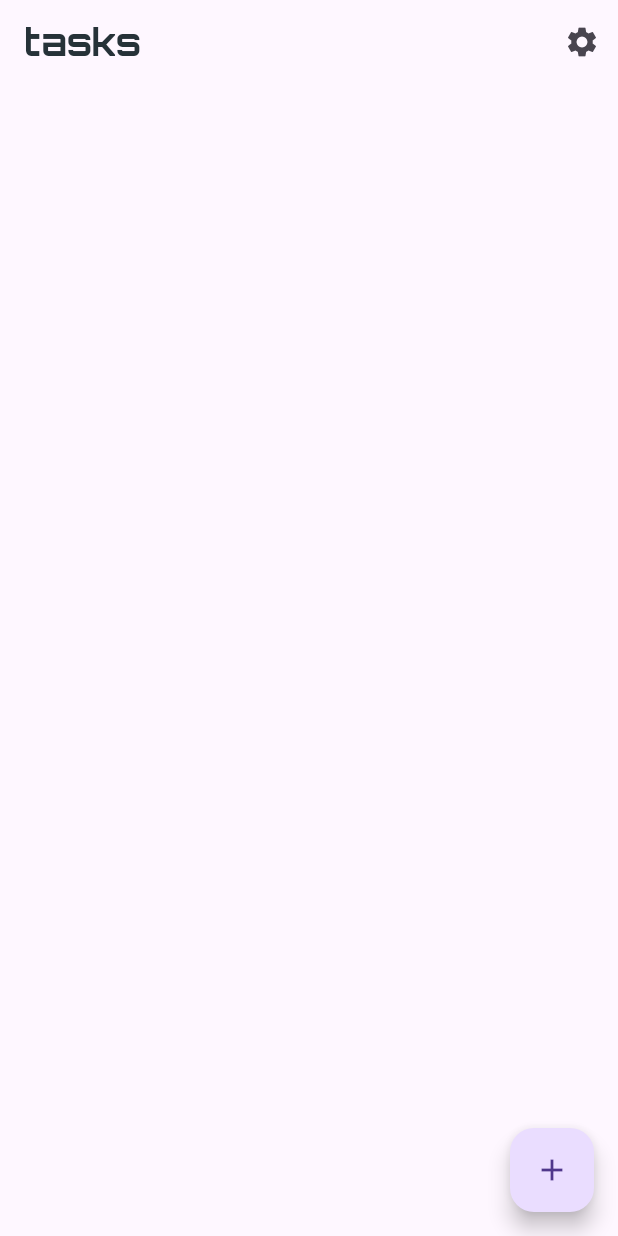
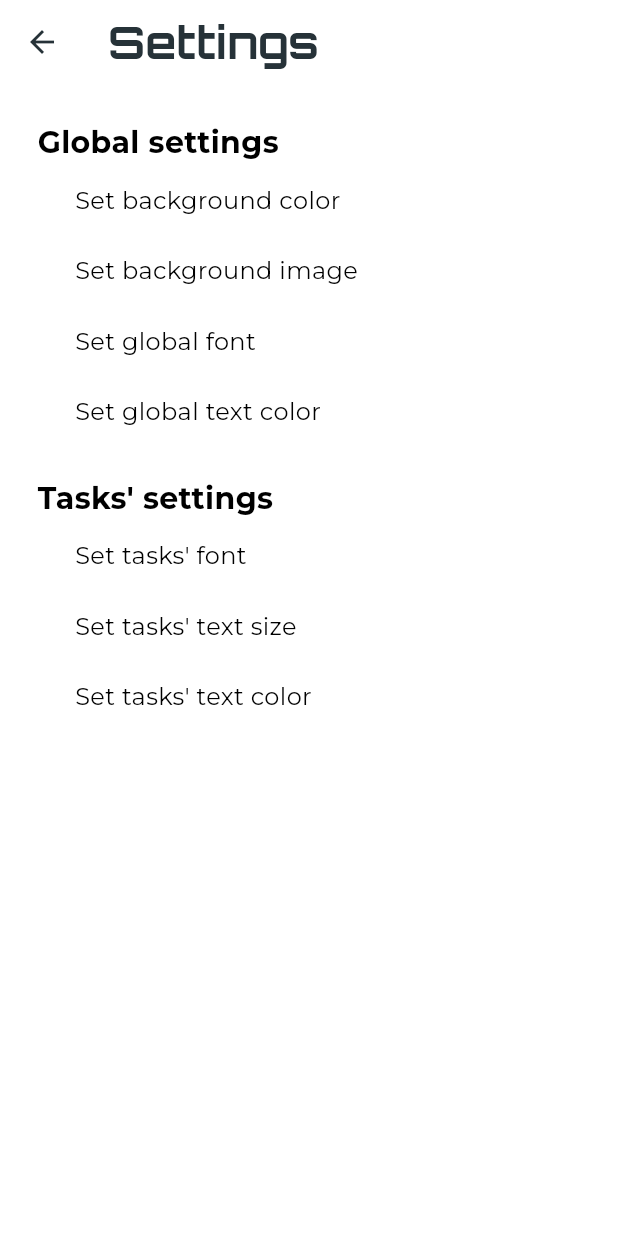
Before and after one commit to magaliek/todo, a Flutter app: the screen it shows after launch, after a tap on the "settings" icon, on a phone screen of 412 x 824 dp. Run offline on Flutter 3.47's test engine with Material 3 defaults, Android fonts, the phone set to English and light mode, and no system bars; our stand-ins replace flutter_colorpicker, google_fonts, image_picker.

Commit message:
did the settings

```diff
--- /dev/null
+++ b/lib/CustomScaffold.dart
@@ -0,0 +1,58 @@
+import 'package:flutter/material.dart';
+import 'package:provider/provider.dart';
+import 'app_settings.dart';
+import 'dart:io';
+
+class CustomScaffold extends StatelessWidget {
+  final PreferredSizeWidget? appBar;
+  final Widget body;
+  final Widget? floatingActionButton;
+
+  const CustomScaffold({
+    super.key,
+    this.appBar,
+    required this.body,
+    this.floatingActionButton
+  });
+
+  @override
+  Widget build(BuildContext context) {
+    final appSettings = context.watch<AppSettings>();
+
+    if (appSettings.backgroundImagePath.isNotEmpty) {
+      precacheImage(
+        FileImage(
+          File(appSettings.backgroundImagePath),
+        ),
+        context,
+      );
+    }
+
+    return Stack(
+      children: [
+        Positioned.fill(
+          child: appSettings.backgroundImagePath.isNotEmpty
+              ? Image.file(
+            File(appSettings.backgroundImagePath),
+            fit: BoxFit.cover,
+            color: const Color.fromRGBO(0, 0, 0, 0.4),
+            colorBlendMode: BlendMode.darken,
+          )
+              : Container(color: appSettings.backgroundColor),
+        ),
+        Scaffold(
+          backgroundColor: Colors.transparent,
+          extendBodyBehindAppBar: true,
+          appBar: appBar,
+          body: SafeArea(
+              child: SingleChildScrollView(
+                  child: body,
+              )
+          ),
+          floatingActionButton: floatingActionButton,
+        ),
+      ],
+    );
+
+  }
+}
--- /dev/null
+++ b/lib/app_settings.dart
@@ -0,0 +1,48 @@
+import 'package:flutter/material.dart';
+
+class AppSettings extends ChangeNotifier {
+  Color backgroundColor = Colors.white;
+  String backgroundImagePath = "";
+  String taskFont = "Montserrat";
+  double taskTextSize = 16;
+  Color taskTextColor = Colors.black;
+  String globalFont = "Orbitron";
+  Color? foregroundColor = Colors.blueGrey[900];
+
+  void setBackgroundColor(Color color) {
+    backgroundColor = color;
+    backgroundImagePath = "";
+    notifyListeners();
+  }
+
+  void setBackgroundImage(String imagePath) {
+    backgroundImagePath = imagePath;
+    backgroundColor = Colors.transparent;
+    notifyListeners();
+  }
+
+  void setTaskFont(String font) {
+    taskFont = font;
+    notifyListeners();
+  }
+
+  void setTaskTextSize(double textSize) {
+    taskTextSize = textSize;
+    notifyListeners();
+  }
+
+  void setTaskTextColor(Color color) {
+    taskTextColor = color;
+    notifyListeners();
+  }
+
+  void setGlobalFont(String font) {
+    globalFont = font;
+    notifyListeners();
+  }
+
+  void setForegroundColor(Color color) {
+    foregroundColor = color;
+    notifyListeners();
+  }
+}
--- a/lib/homepage.dart
+++ b/lib/homepage.dart
@@ -1,4 +1,9 @@
 import 'package:flutter/material.dart';
+import 'package:google_fonts/google_fonts.dart';
+import 'package:todo/app_settings.dart';
+import 'package:provider/provider.dart';
+import 'package:todo/settings_page.dart';
+import 'CustomScaffold.dart';
 
 
 class HomePage extends StatefulWidget {
@@ -8,8 +13,15 @@ class HomePage extends StatefulWidget {
   State<HomePage> createState() => _HomePageState();
 }
 
+class Task {
+  String task;
+  bool isDone;
+
+  Task(this.task, {this.isDone = false});
+}
+
 class _HomePageState extends State<HomePage> {
-  final List<String> _tasks = [];
+  final List<Task> _tasks = [];
 
   void _addTask() {
     final TextEditingController controller = TextEditingController();
@@ -25,7 +37,7 @@ class _HomePageState extends State<HomePage> {
             onSubmitted: (value) {
               if (value.trim().isNotEmpty) {
                 setState(() {
-                  _tasks.add(value);
+                  _tasks.add(Task(value));
                 });
                 Navigator.pop(context);
               }
@@ -37,7 +49,7 @@ class _HomePageState extends State<HomePage> {
   }
 
   void _editTask(index) {
-    final controller = TextEditingController(text: _tasks[index]);
+    final controller = TextEditingController(text: _tasks[index].task);
 
     showDialog(
       context: context,
@@ -48,7 +60,7 @@ class _HomePageState extends State<HomePage> {
             autofocus: true,
             onSubmitted: (value) {
               setState(() {
-                _tasks[index] = controller.text;
+                _tasks[index].task = controller.text;
               });
               Navigator.pop(context);
             },
@@ -60,14 +72,30 @@ class _HomePageState extends State<HomePage> {
 
   @override
   Widget build(BuildContext context) {
-    return Scaffold(
+    return CustomScaffold(
       appBar: AppBar(
         title: const Text('tasks'),
         actions: [
           IconButton(
             icon: Icon(Icons.settings),
             onPressed: () {
-              //go to settings page
+              Navigator.push(
+                context,
+                PageRouteBuilder(
+                  pageBuilder: (_,__,___) => const SettingsPage(),
+                  transitionsBuilder: (context, animation, secondaryAnimation, child) {
+                    final offsetAnimation = Tween<Offset>(
+                      begin: const Offset(1.0, 0.0),
+                      end: Offset.zero,
+                    ).animate(animation);
+
+                    return SlideTransition(
+                      position: offsetAnimation,
+                      child: child,
+                    );
+                  },
+                ),
+              );
             },
           ),
         ],
@@ -75,9 +103,11 @@ class _HomePageState extends State<HomePage> {
       body:
       Padding(
         padding: const EdgeInsets.all(8.0),
-        child: Column(
+        child: Consumer<AppSettings>(
+          builder: (context, settings, child) {
+            return Column(
               children: [
-            for (var i=0; i<_tasks.length; i++)
+                for (var i = 0; i < _tasks.length; i++)
                   Dismissible(
                     key: UniqueKey(),
                     direction: DismissDirection.endToStart,
@@ -95,27 +125,49 @@ class _HomePageState extends State<HomePage> {
                         ),
                         borderRadius: BorderRadius.circular(8),
                       ),
-                  padding: EdgeInsets.symmetric(horizontal: 20),
+                      padding: EdgeInsets.symmetric(horizontal: 8.0),
                       child: Icon(Icons.delete_outline, color: Colors.white),
                     ),
-                child: Row(
-                  children: [
-                    Expanded(
-                      child: Text(
-                        _tasks[i],
-                        softWrap: true,
+
+                    child: ListTile(
+                        contentPadding: EdgeInsets.only(left: 0, right: 0),
+                        leading: IconButton(
+                          icon: Icon(
+                            _tasks[i].isDone
+                                ? Icons.check_box_outlined
+                                : Icons.check_box_outline_blank_rounded,
+                            color: settings.taskTextColor,
+                          ),
+                          onPressed: () {
+                            setState(() {
+                              _tasks[i].isDone = !_tasks[i].isDone;
+                            });
+                          },
+                        ),
+
+                        title: Text(
+                          _tasks[i].task,
+                          style: GoogleFonts.getFont(
+                            settings.taskFont,
+                            fontSize: settings.taskTextSize,
+                            decoration: _tasks[i].isDone
+                                ? TextDecoration.lineThrough
+                                : TextDecoration.none,
+                            color: _tasks[i].isDone
+                                ? Colors.grey
+                                : settings.taskTextColor,
                           ),
                         ),
-                    IconButton(
+                        trailing: IconButton(
                           icon: Icon(Icons.edit_outlined),
-                      onPressed: () {
-                        _editTask(i);
-                      },
+                          onPressed: () => _editTask(i),
+                          color: settings.taskTextColor,
                         )
-                  ],
                     ),
                   ),
               ],
+            );
+          }
         ),
       ),
       floatingActionButton: FloatingActionButton(
--- a/lib/main.dart
+++ b/lib/main.dart
@@ -1,8 +1,17 @@
 import 'package:flutter/material.dart';
+import 'package:google_fonts/google_fonts.dart';
+import 'package:provider/provider.dart';
 import 'homepage.dart';
+import 'settings_page.dart';
+import 'app_settings.dart';
 
 void main() {
-  runApp(MyApp());
+  runApp(
+    ChangeNotifierProvider(
+      create: (_) => AppSettings(),
+      child: MyApp(),
+    )
+  );
 }
 
 class MyApp extends StatelessWidget {
@@ -10,22 +19,42 @@ class MyApp extends StatelessWidget {
 
   @override
   Widget build(BuildContext context) {
+    return Consumer<AppSettings> (
+      builder: (context, settings, child) {
         return MaterialApp(
           theme: ThemeData(
+            scaffoldBackgroundColor: settings.backgroundColor,
             appBarTheme: AppBarTheme(
-          titleTextStyle: TextStyle(
-            fontSize: 25,
+              elevation: 0,
+              backgroundColor: Colors.transparent,
+              foregroundColor: settings.foregroundColor,
+              titleTextStyle: GoogleFonts.getFont(
+                settings.globalFont,
                 fontWeight: FontWeight.bold,
-            color: Colors.blueGrey[900],
-            fontFamily: 'Orbitron',
+                color: settings.foregroundColor,
+                fontSize: 30,
               ),
+            ),
+
+            textTheme: GoogleFonts.getTextTheme(settings.taskFont).apply(
+              bodyColor: settings.taskTextColor,
+              displayColor: settings.foregroundColor,
+            ).copyWith(
+              bodyMedium: GoogleFonts.getFont(
+                settings.taskFont,
+                fontSize: settings.taskTextSize,
+                color: settings.taskTextColor,
+              )
             ),
           ),
           title: 'Todoapp',
           initialRoute: '/',
           routes: {
             '/': (context) => const HomePage(),
+            '/settings_page': (context) => const SettingsPage(),
           },
         );
       }
+    );
   }
+}
--- /dev/null
+++ b/lib/settings_page.dart
@@ -0,0 +1,342 @@
+import 'package:flutter/material.dart';
+import 'package:flutter_colorpicker/flutter_colorpicker.dart';
+import 'app_settings.dart';
+import 'package:provider/provider.dart';
+import 'CustomScaffold.dart';
+import 'package:image_picker/image_picker.dart';
+import 'package:google_fonts/google_fonts.dart';
+
+
+class SettingsPage extends StatefulWidget {
+  const SettingsPage({super.key});
+
+  @override
+  State<SettingsPage> createState() => _SettingsPageState();
+}
+
+class _SettingsPageState extends State<SettingsPage> {
+  late double sliderValue;
+  @override
+  void initState() {
+    super.initState();
+    sliderValue = context.read<AppSettings>().taskTextSize;
+  }
+
+  @override
+  Widget build(BuildContext context) {
+    final fonts = [
+      "Orbitron",
+      "Lato",
+      "Oswald",
+      "Merriweather",
+      "Roboto",
+      "Poppins",
+      "Montserrat",
+      "Kanit",
+      "Quicksand",
+      "Inconsolata",
+      "Dancing Script",
+      "Dosis",
+      "EB Garamond",
+      "Exo 2",
+      "Bitter",
+      "Smooch Sans",
+      "Space Grotesk",
+      "Crimson Text",
+      "Michroma",
+      "Abel",
+      "Overpass",
+      "Rajdhani",
+      "Zilla Slab",
+      "Comfortaa",
+      "Lobster Two",
+      "Cormorant Garamond",
+      "Indie Flower",
+      "Cinzel",
+      "Chakra Petch",
+      "Rubik Mono One",
+      "Marcellus",
+      "Unbounded",
+      "Righteous",
+      "Spectral",
+      "Amatic SC",
+      "Great Vibes",
+      "Amiri",
+      "News Cycle",
+      "Crimson Pro",
+      "JetBrains Mono",
+      "Gravitas One",
+      "Press Start 2P",
+      "Sacramento",
+    ];
+
+    Color pickerColor = Colors.white;
+    Color currentColor = Colors.white;
+
+    void changeColor(Color color) {
+      setState(() => pickerColor = color);
+    }
+
+    void _pickColor(String which) {
+      showDialog(
+        context: context,
+        builder: (context) {
+          return AlertDialog(
+            title: Text("Pick a color"),
+            content: SingleChildScrollView(
+              child: ColorPicker(
+                  pickerColor: pickerColor,
+                  onColorChanged: changeColor
+              ),
+            ),
+            actions: [
+              TextButton(
+                  onPressed: () {
+                    setState(() {
+                      currentColor = pickerColor;
+                    });
+                    if (which == "b") {
+                      context.read<AppSettings>().
+                      setBackgroundColor(currentColor);
+                    } else if (which == "t") {
+                      context.read<AppSettings>().
+                      setForegroundColor(currentColor);
+                    } else if (which == "t2") {
+                      context.read<AppSettings>().
+                      setTaskTextColor(currentColor);
+                    }
+                    Navigator.pop(context);
+                  },
+                  child: Text("Select"),
+              ),
+            ],
+          );
+        }
+      );
+    }
+
+    return CustomScaffold(
+      appBar: AppBar(
+        title: const Text('Settings'),
+        leading: IconButton(
+            onPressed: () {
+              Navigator.pop(context);
+            },
+            icon: Icon(Icons.arrow_back),
+        ),
+      ),
+      body:
+      Padding(
+        padding: const EdgeInsets.only(left: 25.0, top: 25.0),
+        child: Column(
+          crossAxisAlignment: CrossAxisAlignment.start,
+          children: [
+            Text(
+              "Global settings",
+              style: TextStyle(fontSize: 20, fontWeight: FontWeight.bold),
+            ),
+            Padding(
+              padding: const EdgeInsets.only(left:25.0),
+              child: Column(
+                crossAxisAlignment: CrossAxisAlignment.start,
+                children: [
+                  InkWell(
+                    onTap: () {
+                      _pickColor("b");
+                    },
+                    child: Padding(
+                      padding: const EdgeInsets.symmetric(vertical: 12.0),
+                      child: Text("Set background color"),
+                    ),
+                  ),
+                  Consumer<AppSettings>(
+                    builder: (context, settings, child) {
+                      return InkWell(
+                        onTap: () async {
+                          final ImagePicker picker = ImagePicker();
+                          final XFile? image = await picker.pickImage(source: ImageSource.gallery);
+
+                          if (image != null) {
+                            settings.setBackgroundImage(image.path);
+                          }
+                        },
+                        child: Padding(
+                          padding: const EdgeInsets.symmetric(vertical: 12.0),
+                          child: Text("Set background image"),
+                        ),
+                      );
+                    }
+                  ),
+                  Consumer<AppSettings>(
+                    builder: (context, settings, child) {
+                      return InkWell(
+                          onTap: () {
+                            showDialog(
+                                context: context,
+                                builder: (context) {
+                                  return AlertDialog(
+                                    content: SizedBox(
+                                      width: double.maxFinite,
+                                      height: 300,
+                                      child: Scrollbar(
+                                        thumbVisibility: true,
+                                        child: ListView(
+                                          shrinkWrap: true,
+                                          children: fonts.map((font) {
+                                            return ListTile(
+                                              title: Text(
+                                                font,
+                                                style: GoogleFonts.getFont(font, fontSize: 14),
+                                              ),
+                                              onTap: () {
+                                                settings.setGlobalFont(font);
+                                                Navigator.pop(context);
+                                              },
+                                            );
+                                          }).toList(),
+                                        ),
+                                      ),
+                                    ),
+                                  );
+                                }
+                            );
+                          },
+                          child: Padding(
+                            padding: const EdgeInsets.symmetric(vertical: 12.0),
+                            child: Text("Set global font"),
+                          ),
+                      );
+                    }
+                  ),
+                  InkWell(
+                    onTap: () {
+                      _pickColor("t");
+                    },
+                    child: Padding(
+                      padding: const EdgeInsets.symmetric(vertical: 12.0),
+                      child: Text("Set global text color"),
+                    ),
+                  ),
+                ],
+              ),
+            ),
+
+            SizedBox(height:20),
+
+            Text(
+              "Tasks' settings",
+              style: TextStyle(fontSize: 20, fontWeight: FontWeight.bold),
+            ),
+            Padding(
+              padding: const EdgeInsets.only(left:25.0),
+              child: Consumer<AppSettings>(
+              builder: (context, settings, child) {
+                return Column(
+                  crossAxisAlignment: CrossAxisAlignment.start,
+                  children: [
+                    InkWell(
+                      onTap: () {
+                        showDialog(
+                            context: context,
+                            builder: (context) {
+                              return AlertDialog(
+                                content: SizedBox(
+                                  width: double.maxFinite,
+                                  height: 300,
+                                  child: Scrollbar(
+                                    thumbVisibility: true,
+                                    child: ListView(
+                                      shrinkWrap: true,
+                                      children: fonts.map((font) {
+                                        return ListTile(
+                                          title: Text(
+                                            font,
+                                            style: GoogleFonts.getFont(
+                                                font, fontSize: 14),
+                                          ),
+                                          onTap: () {
+                                            settings.setTaskFont(font);
+                                            Navigator.pop(context);
+                                          },
+                                        );
+                                      }).toList(),
+                                    ),
+                                  ),
+                                ),
+                              );
+                            }
+                        );
+                      },
+                      child: Padding(
+                        padding: const EdgeInsets.symmetric(vertical: 12.0),
+                        child: Text("Set tasks' font"),
+                      ),
+                    ),
+                    InkWell(
+                      onTap: () {
+                        showDialog(
+                          context: context,
+                          builder: (context) {
+                            return StatefulBuilder(
+                              builder: (context, setInnerState) {
+                                return AlertDialog(
+                                  title: Center(child: Text("Slide to size")),
+                                  content: ConstrainedBox(
+                                      constraints: const BoxConstraints(
+                                        maxHeight: 200,
+                                  ),
+                                  child: Row(
+                                    children: [
+                                      Slider(
+                                        value: sliderValue,
+                                        min: 8,
+                                        max: 34,
+                                        divisions: 17,
+                                        label: sliderValue.round().toString(),
+                                        onChanged: (value) {
+                                          setInnerState(() {
+                                          sliderValue = value;
+                                        });
+                                        }
+                                      ),
+                                      IconButton(
+                                          onPressed: () {
+                                            settings.setTaskTextSize(sliderValue);
+                                            Navigator.pop(context);
+                                          },
+                                          icon: Icon(Icons.check),
+                                      )
+                                    ],
+                                  ),
+                                  ),
+                                );
+                              }
+                            );
+                          }
+                        );
+                      },
+                      child: Padding(
+                        padding: const EdgeInsets.symmetric(vertical: 12.0),
+                        child: Text("Set tasks' text size"),
+                      ),
+                    ),
+                    InkWell(
+                      onTap: () {
+                        _pickColor("t2");
+                      },
+                      child: Padding(
+                        padding: const EdgeInsets.symmetric(vertical: 12.0),
+                        child: Text("Set tasks' text color"),
+                      ),
+                    ),
+                  ],
+                );
+              },
+              ),
+            ),
+          ],
+        ),
+      ),
+    );
+  }
+}
```
Also changed, not shown: pubspec.yaml (+3 -7 lines), fonts/Antonio/Antonio-VariableFont_wght.ttf (deleted), fonts/Antonio/static/Antonio-Bold.ttf (deleted), fonts/Antonio/static/Antonio-ExtraLight.ttf (deleted), fonts/Antonio/static/Antonio-Light.ttf (deleted), fonts/Antonio/static/Antonio-Medium.ttf (deleted), fonts/Antonio/static/Antonio-Regular.ttf (deleted), fonts/Antonio/static/Antonio-SemiBold.ttf (deleted), fonts/Antonio/static/Antonio-Thin.ttf (deleted), fonts/Orbitron/Orbitron-VariableFont_wght.ttf (deleted), pubspec.lock, 6 other files. Lines whose indentation alone changed are shown as unchanged.
